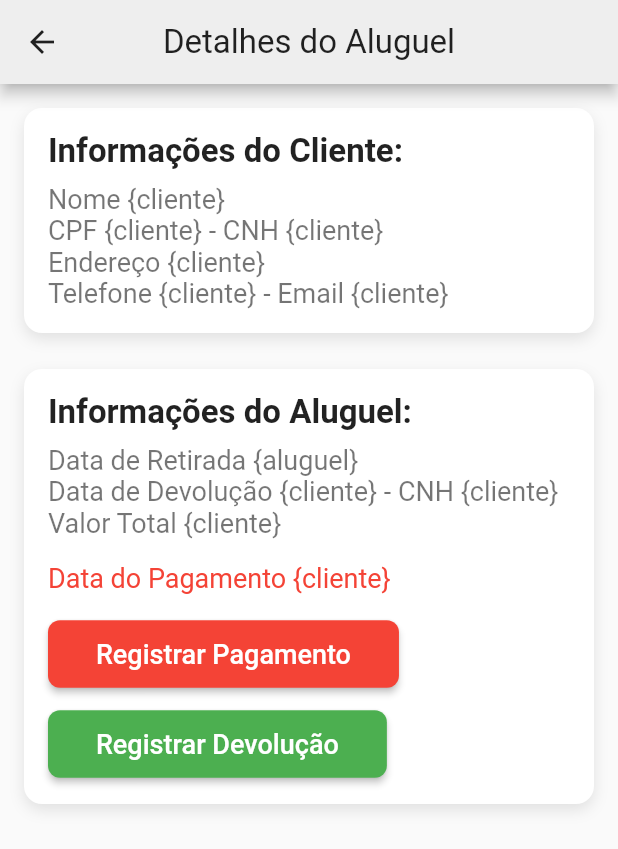
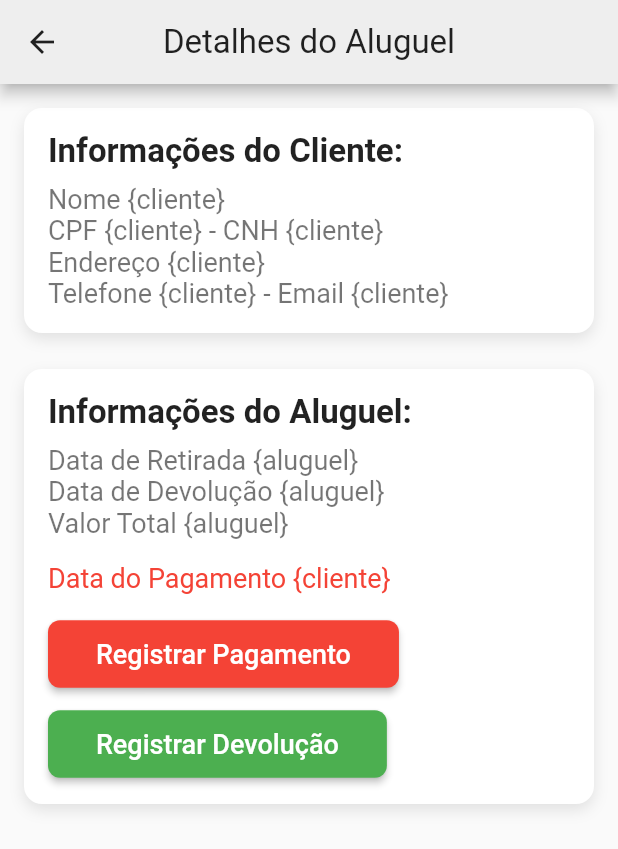
Before and after one commit to DouglaSantos777/ConnectCar, a Flutter app: the DetalhesAluguelScreen screen opened directly, on a phone screen of 412 x 824 dp. Shown: the top 849 px of the screen. Run offline on Flutter 3.47's test engine with Material 3 defaults, Android fonts, the phone set to English and light mode, and no system bars.

Commit message:
feat: atualização de informações na tela de detalhes do aluguel

```diff
--- a/lib/screens/detalhes_aluguel_screen.dart
+++ b/lib/screens/detalhes_aluguel_screen.dart
@@ -67,8 +67,8 @@ class DetalhesAluguelScreen extends StatelessWidget {
                     const Text('Informações do Aluguel:', style: TextStyle(fontSize: 22, fontWeight: FontWeight.bold, color: Colors.black87)),
                     const SizedBox(height: 8),
                     const Text('Data de Retirada {aluguel}', style: TextStyle(fontSize: 18, color: Colors.black54)),
-                    const Text('Data de Devolução {cliente} - CNH {cliente}', style: TextStyle(fontSize: 18, color: Colors.black54)),
-                    const Text('Valor Total {cliente}', style: TextStyle(fontSize: 18, color: Colors.black54)),
+                    const Text('Data de Devolução {aluguel}', style: TextStyle(fontSize: 18, color: Colors.black54)),
+                    const Text('Valor Total {aluguel}', style: TextStyle(fontSize: 18, color: Colors.black54)),
                     const SizedBox(height: 16),
 
                     // se o cliente já pagou:
```
